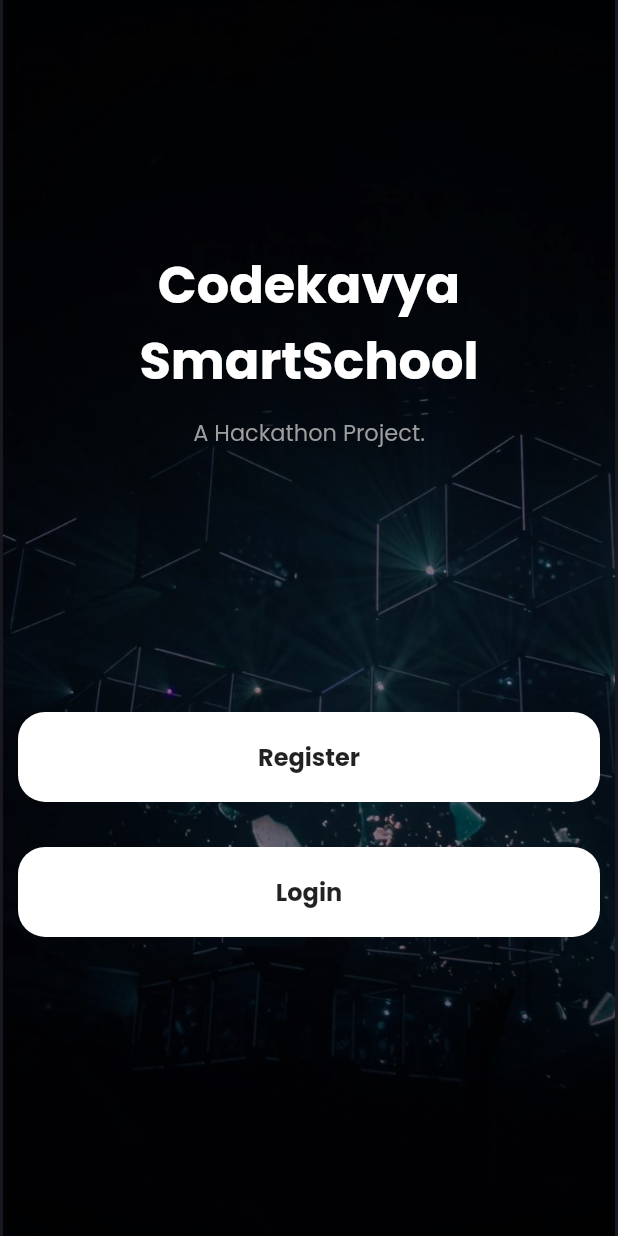
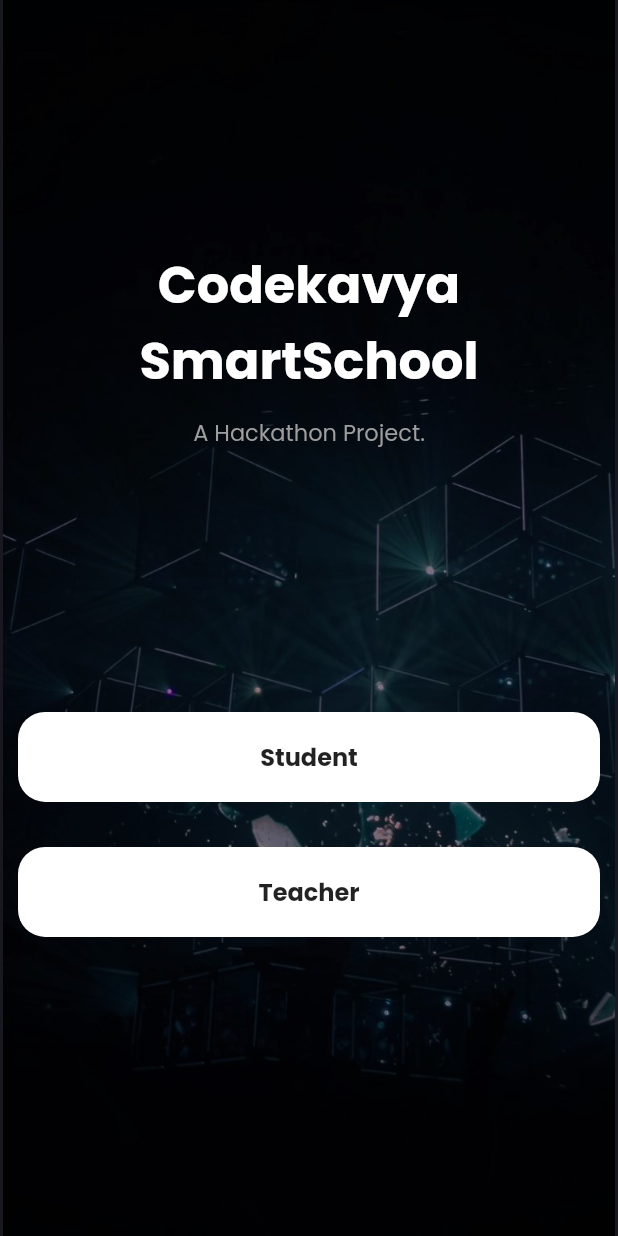
Before and after one commit to flflfe/smartschool-mobile, a Flutter app: the screen it shows after launch, on a phone screen of 412 x 824 dp. Run offline on Flutter 3.47's test engine with Material 2 defaults, Android fonts, the phone set to English and light mode, and no system bars; our stand-ins replace flutter_svg_provider, google_fonts, shared_preferences.

Commit message:
student subjects fetched and displayed

```diff
--- a/lib/models/studentSubjects.dart
+++ b/lib/models/studentSubjects.dart
@@ -4,8 +4,9 @@
 
 import 'dart:convert';
 
-List<StudentSubjects> studentSubjectsFromJson(String str) => List<StudentSubjects>.from(json.decode(str).map((x) => StudentSubjects.fromJson(x)));
-
+List<StudentSubjects> studentSubjectsFromJson(String str) =>
+    List<StudentSubjects>.from(
+        json.decode(str)['subjects'].map((x) => StudentSubjects.fromJson(x)));
 
 class StudentSubjects {
   StudentSubjects({
@@ -13,7 +14,6 @@ class StudentSubjects {
     this.id,
     this.name,
     this.classroom,
-
   });
 
   List<Teacher>? teachers;
@@ -21,16 +21,14 @@ class StudentSubjects {
   String? name;
   Classroom? classroom;
 
-
-    factory StudentSubjects.fromJson(Map<String, dynamic> json) => StudentSubjects(
-        teachers: List<Teacher>.from(json["teachers"].map((x) => Teacher.fromJson(x))),
+  factory StudentSubjects.fromJson(Map<String, dynamic> json) =>
+      StudentSubjects(
+        teachers: List<Teacher>.from(
+            json["teachers"].map((x) => Teacher.fromJson(x))),
         id: json["_id"],
         name: json["name"],
         classroom: Classroom.fromJson(json["classroom"]),
-
       );
-
-
 }
 
 class Classroom {
@@ -46,7 +44,6 @@ class Classroom {
         id: json["_id"],
         name: json["name"],
       );
-
 }
 
 class Teacher {
@@ -62,6 +59,4 @@ class Teacher {
         id: json["_id"],
         name: json["Name"],
       );
-
-
 }
--- a/lib/screens/welcome.dart
+++ b/lib/screens/welcome.dart
@@ -56,7 +56,7 @@ class WelcomePage extends StatelessWidget {
                           children: [
                             MyTextButton(
                               bgColor: Colors.white,
-                              buttonName: 'Register',
+                              buttonName: 'Student',
                               onTap: () {
                                 Navigator.push(
                                     context,
@@ -70,7 +70,7 @@ class WelcomePage extends StatelessWidget {
                             ),
                             MyTextButton(
                               bgColor: Colors.white,
-                              buttonName: 'Login',
+                              buttonName: 'Teacher',
                               onTap: () {
                                 Navigator.push(
                                     context,
```
Also changed, not shown: lib/screens/dashboard.dart (+16 -12 lines). Lines whose indentation alone changed are shown as unchanged.
